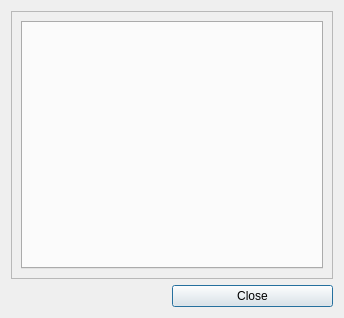
The window that core/ui/shared/selector.ui (Giswater/giswater_qgis_plugin) describes before a commit, drawn with Qt 5.
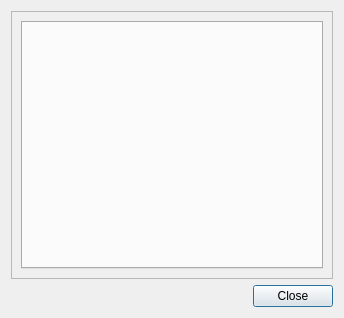
The same window after the commit.

Commit message: Minor enhance: resize button close

Diff of the .ui file:
```diff
--- a/core/ui/shared/selector.ui
+++ b/core/ui/shared/selector.ui
@@ -68,7 +68,7 @@
      <item>
       <widget class="QPushButton" name="btn_close">
        <property name="sizePolicy">
-        <sizepolicy hsizetype="MinimumExpanding" vsizetype="Fixed">
+        <sizepolicy hsizetype="Preferred" vsizetype="Fixed">
          <horstretch>0</horstretch>
          <verstretch>0</verstretch>
         </sizepolicy>
```
